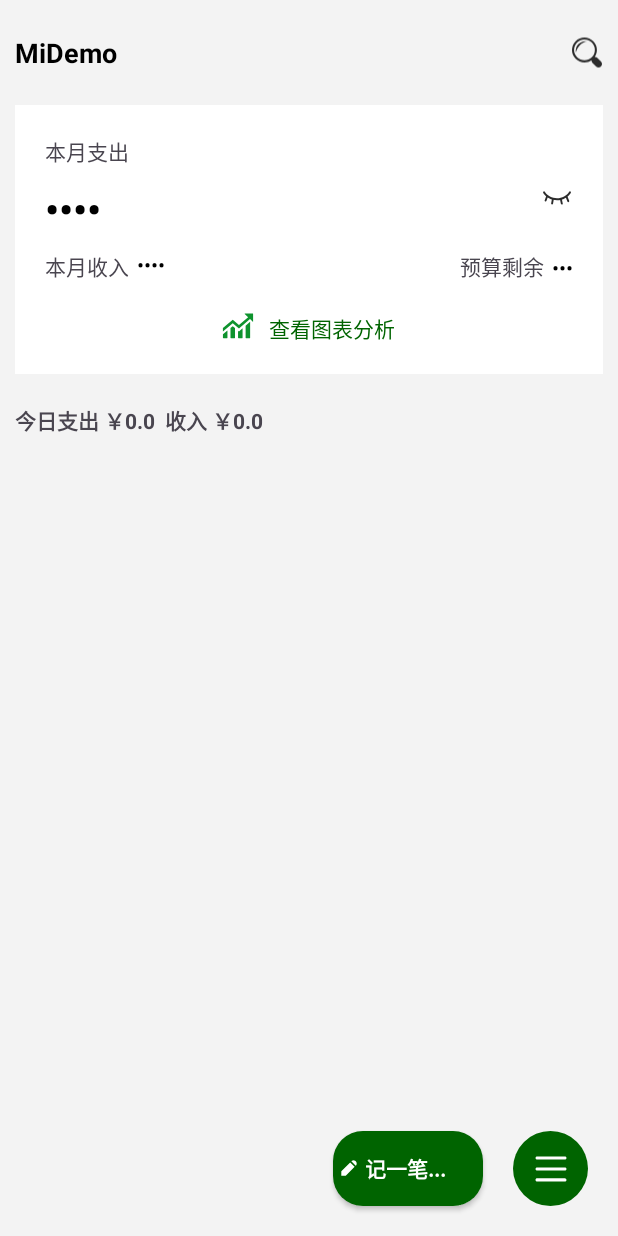
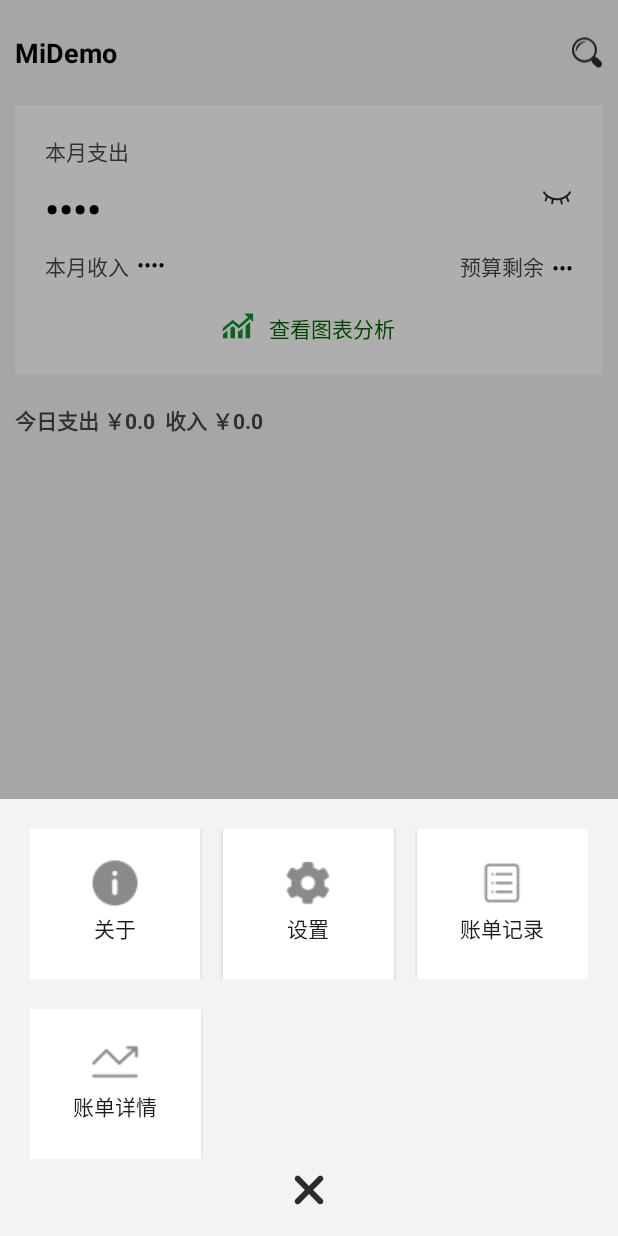
Before and after one commit to 95Brayden/2024_training, an Android app: the MainActivity screen opened directly, with no data from a screen before it, after a tap on an icon or button, on a phone screen of 412 x 824 dp. Run offline under Robolectric (Android 15) with nearby library versions, the phone set to English and light mode, and no system bars; 3 other taps on this screen came first.

Commit message:
关于页面1.0 关于页面的绘制

```diff
--- /dev/null
+++ b/MiDemo/app/src/main/java/com/example/midemo/Dialog/MoreDialog.java
@@ -0,0 +1,87 @@
+package com.example.midemo.Dialog;
+
+import android.app.Dialog;
+import android.content.Context;
+import android.content.Intent;
+import android.os.Bundle;
+import android.view.Display;
+import android.view.Gravity;
+import android.view.View;
+import android.view.Window;
+import android.view.WindowManager;
+import android.widget.Button;
+import android.widget.ImageView;
+
+import androidx.annotation.NonNull;
+
+import com.example.midemo.Activity.AboutActivity;
+import com.example.midemo.Activity.MonthChartActivity;
+import com.example.midemo.Activity.HistoryActivity;
+import com.example.midemo.R;
+import com.example.midemo.Activity.SettingActivity;
+
+public class MoreDialog extends Dialog implements View.OnClickListener {
+    Button aboutBtn, settingBtn, historyBtn, infoBtn;
+    ImageView errorIv;
+
+    public MoreDialog(@NonNull Context context) {
+        super(context);
+    }
+
+    @Override
+    protected void onCreate(Bundle savedInstanceState) {
+        super.onCreate(savedInstanceState);
+        setContentView(R.layout.dialog_more);
+        aboutBtn = findViewById(R.id.dialog_more_btn_about);
+        settingBtn = findViewById(R.id.dialog_more_btn_setting);
+        historyBtn = findViewById(R.id.dialog_more_btn_record);
+        infoBtn = findViewById(R.id.dialog_more_btn_info);
+        errorIv = findViewById(R.id.dialog_more_iv);
+
+        aboutBtn.setOnClickListener(this);
+        settingBtn.setOnClickListener(this);
+        historyBtn.setOnClickListener(this);
+        infoBtn.setOnClickListener(this);
+        errorIv.setOnClickListener(this);
+    }
+
+    @Override
+    public void onClick(View v) {
+        Intent intent = new Intent();
+        switch (v.getId()) {
+            case R.id.dialog_more_btn_about:
+                intent.setClass(getContext(), AboutActivity.class);
+                getContext().startActivity(intent);
+                break;
+            case R.id.dialog_more_btn_setting:
+                intent.setClass(getContext(), SettingActivity.class);
+                getContext().startActivity(intent);
+                break;
+            case R.id.dialog_more_btn_record:
+                intent.setClass(getContext(), HistoryActivity.class);
+                getContext().startActivity(intent);
+                break;
+            case R.id.dialog_more_btn_info:
+                intent.setClass(getContext(), MonthChartActivity.class);
+                getContext().startActivity(intent);
+                break;
+            case R.id.dialog_more_iv:
+                break;
+        }
+        cancel();
+    }
+
+    /* 设置Dialog的尺寸和屏幕尺寸一致*/
+    public void setDialogSize() {
+//        获取当前窗口对象
+        Window window = getWindow();
+//        获取窗口对象的参数
+        WindowManager.LayoutParams wlp = window.getAttributes();
+//        获取屏幕宽度
+        Display d = window.getWindowManager().getDefaultDisplay();
+        wlp.width = d.getWidth();  //对话框窗口为屏幕窗口
+        wlp.gravity = Gravity.BOTTOM;
+        window.setBackgroundDrawableResource(android.R.color.transparent);
+        window.setAttributes(wlp);
+    }
+}
--- a/MiDemo/app/src/main/java/com/example/midemo/MainActivity.java
+++ b/MiDemo/app/src/main/java/com/example/midemo/MainActivity.java
@@ -19,6 +19,7 @@ import androidx.appcompat.app.AppCompatActivity;
 
 import com.example.midemo.Dialog.BudgetDialog;
 import com.example.midemo.Adapter.AccountAdapter;
+import com.example.midemo.Dialog.MoreDialog;
 import com.example.midemo.db.AccountBean;
 import com.example.midemo.db.DBManager;
 
@@ -129,11 +130,18 @@ public class MainActivity extends AppCompatActivity implements View.OnClickListe
     @Override
     public void onClick(View v) {
         switch (v.getId()) {
+            case R.id.main_iv_search:
+                Intent it = new Intent(this, SearchActivity.class);  //跳转界面
+                startActivity(it);
+                break;
             case R.id.main_btn_edit:
                 Intent it1 = new Intent(this, RecordActivity.class);  //跳转界面
                 startActivity(it1);
                 break;
             case R.id.main_btn_more:
+                MoreDialog moreDialog = new MoreDialog(this);
+                moreDialog.show();
+                moreDialog.setDialogSize();
                 break;
             case R.id.item_mainlv_top_tv_budget:
                 showBudgetDialog();
@@ -141,10 +149,6 @@ public class MainActivity extends AppCompatActivity implements View.OnClickListe
             case R.id.item_mainlv_top_iv_hide:
                 // 切换TextView明文和密文
                 toggleShow();
-                break;
-            case R.id.main_iv_search:
-                Intent it = new Intent(this, SearchActivity.class);  //跳转界面
-                startActivity(it);
                 break;
         }
         if (v == headerView) {
--- /dev/null
+++ b/MiDemo/app/src/main/res/layout/dialog_more.xml
@@ -0,0 +1,49 @@
+<?xml version="1.0" encoding="utf-8"?>
+<LinearLayout xmlns:android="http://schemas.android.com/apk/res/android"
+    android:orientation="vertical" android:layout_width="match_parent"
+    android:layout_height="wrap_content"
+    android:padding="20dp"
+    android:background="@color/grey_f3f3f3">
+    <LinearLayout
+        android:layout_width="match_parent"
+        android:layout_height="wrap_content"
+        android:orientation="horizontal">
+        <android.widget.Button
+            android:id="@+id/dialog_more_btn_about"
+            style="@style/dialogmoreStyle"
+            android:drawableTop="@mipmap/it_guanyu"
+            android:text="@string/about"/>
+        <android.widget.Button
+            android:id="@+id/dialog_more_btn_setting"
+            style="@style/dialogmoreStyle"
+            android:drawableTop="@mipmap/it_shezhi"
+            android:layout_marginLeft="15dp"
+            android:layout_marginRight="15dp"
+            android:text="@string/setting"/>
+        <android.widget.Button
+            android:id="@+id/dialog_more_btn_record"
+            style="@style/dialogmoreStyle"
+            android:drawableTop="@mipmap/it_jilu"
+            android:text="@string/history_record"/>
+    </LinearLayout>
+    <LinearLayout
+        android:layout_width="match_parent"
+        android:layout_height="wrap_content"
+        android:orientation="horizontal"
+        android:layout_marginTop="20dp"
+        android:weightSum="3">
+        <android.widget.Button
+            android:id="@+id/dialog_more_btn_info"
+            style="@style/dialogmoreStyle"
+            android:drawableTop="@mipmap/it_xiqing"
+            android:text="@string/account_info"
+            android:layout_marginRight="30dp"/>
+    </LinearLayout>
+    <ImageView
+        android:id="@+id/dialog_more_iv"
+        android:layout_width="wrap_content"
+        android:layout_height="wrap_content"
+        android:src="@mipmap/ih_error"
+        android:layout_gravity="center_horizontal"
+        android:layout_marginTop="10dp"/>
+</LinearLayout>
--- a/MiDemo/app/src/main/res/values/strings.xml
+++ b/MiDemo/app/src/main/res/values/strings.xml
@@ -21,6 +21,13 @@
     <string name="set_budget">设置预算</string>
     <string name="please_search_info">请输入搜索信息</string>
     <string name="date_empty">数据为空，无此类记录...</string>
+    <string name="about">关于</string>
+    <string name="setting">设置</string>
+    <string name="history_record">账单记录</string>
+    <string name="account_info">账单详情</string>
+    <string name="about_appinfo">应用信息</string>
+    <string name="about_version">版本</string>
+    <string name="about_1">1.0</string>
 
 
 </resources>
```
Also changed, not shown: MiDemo/app/src/main/AndroidManifest.xml (+12 -0 lines), MiDemo/app/src/main/java/com/example/midemo/Activity/AboutActivity.java (added, +26 -0 lines), MiDemo/app/src/main/java/com/example/midemo/Activity/HistoryActivity.java (added, +26 -0 lines), MiDemo/app/src/main/java/com/example/midemo/Activity/MonthChartActivity.java (added, +26 -0 lines), MiDemo/app/src/main/java/com/example/midemo/Activity/SettingActivity.java (added, +26 -0 lines), MiDemo/app/src/main/res/layout/activity_about.xml (added, +64 -0 lines), MiDemo/app/src/main/res/layout/activity_history.xml (added, +10 -0 lines), MiDemo/app/src/main/res/layout/activity_month_chart.xml (added, +10 -0 lines), MiDemo/app/src/main/res/layout/activity_setting.xml (added, +10 -0 lines).
